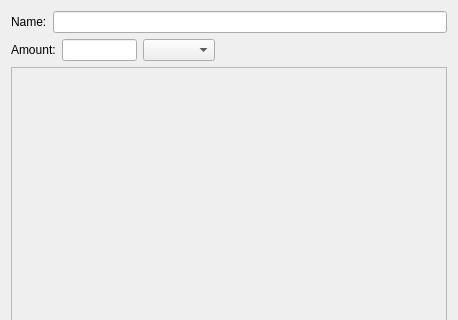
Old version of the form src/instantiate_template.ui in the repository tylermchenry/nutrition_tracker; both pictures show x 0 to 458 and y 0 to 320 of the 458 by 566 pixel window.
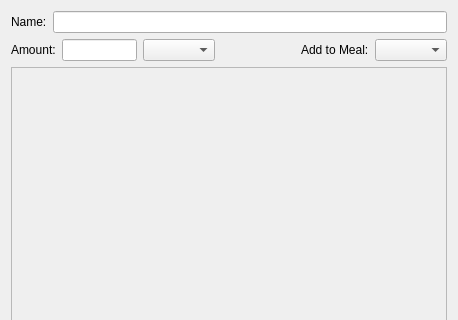
New version of the form.

Commit message: Add optional meal selection

Patch:
```diff
--- a/src/instantiate_template.ui
+++ b/src/instantiate_template.ui
@@ -69,6 +69,16 @@
        </property>
       </spacer>
      </item>
+     <item>
+      <widget class="QLabel" name="lblMeal">
+       <property name="text">
+        <string>Add to Meal:</string>
+       </property>
+      </widget>
+     </item>
+     <item>
+      <widget class="QComboBox" name="cbMeal"/>
+     </item>
     </layout>
    </item>
    <item>
```
The commit also changes 2 other files.
